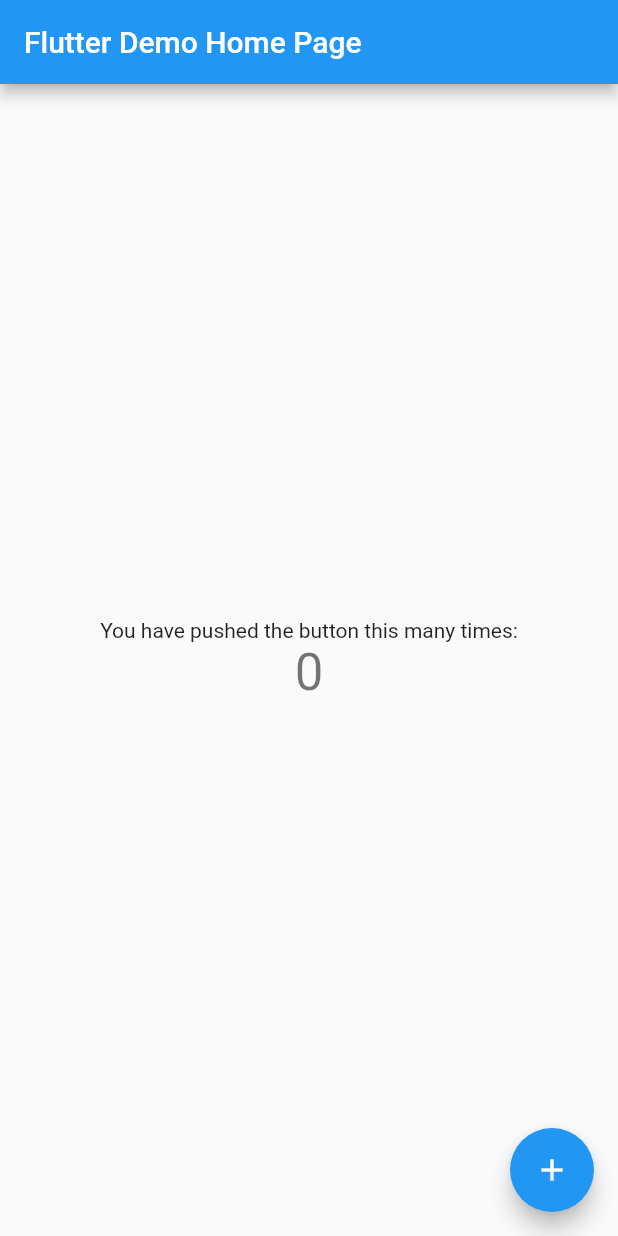
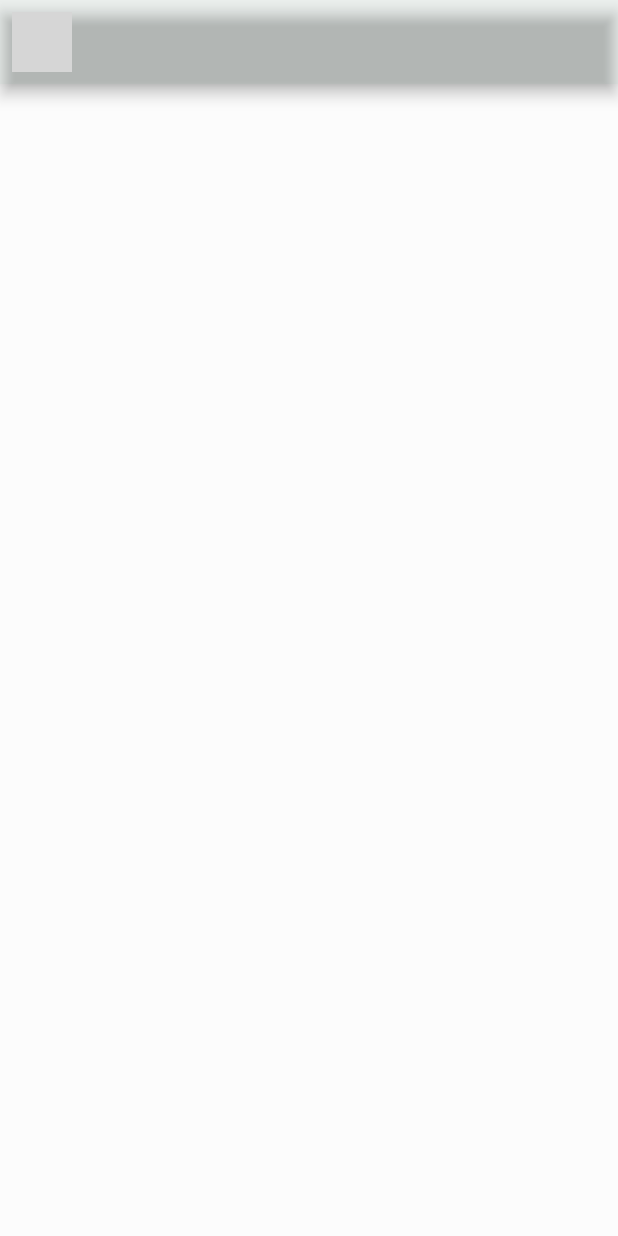
Before and after one commit to nmakucsd/COVID-19-App, a Flutter app: the screen it shows after launch, on a phone screen of 412 x 824 dp. Run offline on Flutter 3.47's test engine with Material 2 defaults, Android fonts, the phone set to English and light mode, and no system bars; our stand-ins replace flutter_svg; grey boxes are pictures that could not be loaded.

Commit message:
Add Initial Code
Having trouble importing SVG files

```diff
--- /dev/null
+++ b/covid_19/lib/constants.dart
@@ -0,0 +1,8 @@
+import 'package:flutter/material.dart';
+
+const kTextColor = Color(0xFF1E2432);
+const kTextMediumColor = Color(0xFF53627C);
+const kTextLightColor = Color(0xFFACB1C0);
+const kPrimaryColor = Color(0xFF0D8E53);
+const kBackgroundColor = Color(0xFFFCFCFC);
+const kInactiveChartColor = Color(0xFFEAECEF);
--- a/covid_19/lib/main.dart
+++ b/covid_19/lib/main.dart
@@ -1,4 +1,8 @@
 import 'package:flutter/material.dart';
+
+
+import 'package:covid_19/constants.dart';
+import 'package:covid_19/screens/home_screen.dart';
 
 void main() {
   runApp(MyApp());
@@ -9,109 +13,15 @@ class MyApp extends StatelessWidget {
   @override
   Widget build(BuildContext context) {
     return MaterialApp(
-      title: 'Flutter Demo',
+      debugShowCheckedModeBanner: false,
+      title: 'Covid-19 App',
       theme: ThemeData(
-        // This is the theme of your application.
-        //
-        // Try running your application with "flutter run". You'll see the
-        // application has a blue toolbar. Then, without quitting the app, try
-        // changing the primarySwatch below to Colors.green and then invoke
-        // "hot reload" (press "r" in the console where you ran "flutter run",
-        // or simply save your changes to "hot reload" in a Flutter IDE).
-        // Notice that the counter didn't reset back to zero; the application
-        // is not restarted.
-        primarySwatch: Colors.blue,
-        // This makes the visual density adapt to the platform that you run
-        // the app on. For desktop platforms, the controls will be smaller and
-        // closer together (more dense) than on mobile platforms.
-        visualDensity: VisualDensity.adaptivePlatformDensity,
+        primaryColor: kPrimaryColor,
+        scaffoldBackgroundColor: kBackgroundColor,
+        textTheme: Theme.of(context).textTheme.apply(displayColor: kTextColor),
       ),
-      home: MyHomePage(title: 'Flutter Demo Home Page'),
+      home: HomeScreen(),
+
     );
   }
 }
-
-class MyHomePage extends StatefulWidget {
-  MyHomePage({Key key, this.title}) : super(key: key);
-
-  // This widget is the home page of your application. It is stateful, meaning
-  // that it has a State object (defined below) that contains fields that affect
-  // how it looks.
-
-  // This class is the configuration for the state. It holds the values (in this
-  // case the title) provided by the parent (in this case the App widget) and
-  // used by the build method of the State. Fields in a Widget subclass are
-  // always marked "final".
-
-  final String title;
-
-  @override
-  _MyHomePageState createState() => _MyHomePageState();
-}
-
-class _MyHomePageState extends State<MyHomePage> {
-  int _counter = 0;
-
-  void _incrementCounter() {
-    setState(() {
-      // This call to setState tells the Flutter framework that something has
-      // changed in this State, which causes it to rerun the build method below
-      // so that the display can reflect the updated values. If we changed
-      // _counter without calling setState(), then the build method would not be
-      // called again, and so nothing would appear to happen.
-      _counter++;
-    });
-  }
-
-  @override
-  Widget build(BuildContext context) {
-    // This method is rerun every time setState is called, for instance as done
-    // by the _incrementCounter method above.
-    //
-    // The Flutter framework has been optimized to make rerunning build methods
-    // fast, so that you can just rebuild anything that needs updating rather
-    // than having to individually change instances of widgets.
-    return Scaffold(
-      appBar: AppBar(
-        // Here we take the value from the MyHomePage object that was created by
-        // the App.build method, and use it to set our appbar title.
-        title: Text(widget.title),
-      ),
-      body: Center(
-        // Center is a layout widget. It takes a single child and positions it
-        // in the middle of the parent.
-        child: Column(
-          // Column is also a layout widget. It takes a list of children and
-          // arranges them vertically. By default, it sizes itself to fit its
-          // children horizontally, and tries to be as tall as its parent.
-          //
-          // Invoke "debug painting" (press "p" in the console, choose the
-          // "Toggle Debug Paint" action from the Flutter Inspector in Android
-          // Studio, or the "Toggle Debug Paint" command in Visual Studio Code)
-          // to see the wireframe for each widget.
-          //
-          // Column has various properties to control how it sizes itself and
-          // how it positions its children. Here we use mainAxisAlignment to
-          // center the children vertically; the main axis here is the vertical
-          // axis because Columns are vertical (the cross axis would be
-          // horizontal).
-          mainAxisAlignment: MainAxisAlignment.center,
-          children: <Widget>[
-            Text(
-              'You have pushed the button this many times:',
-            ),
-            Text(
-              '$_counter',
-              style: Theme.of(context).textTheme.headline4,
-            ),
-          ],
-        ),
-      ),
-      floatingActionButton: FloatingActionButton(
-        onPressed: _incrementCounter,
-        tooltip: 'Increment',
-        child: Icon(Icons.add),
-      ), // This trailing comma makes auto-formatting nicer for build methods.
-    );
-  }
-}
--- /dev/null
+++ b/covid_19/lib/screens/home_screen.dart
@@ -0,0 +1,17 @@
+import 'package:covid_19/constants.dart';
+import 'package:flutter/material.dart';
+import 'package:flutter_svg/flutter_svg.dart';
+
+class HomeScreen extends StatelessWidget {
+  @override
+  Widget build(BuildContext context) {
+    return Scaffold(
+      appBar: AppBar(
+          backgroundColor:  kPrimaryColor.withOpacity(.03),
+          leading: IconButton(
+        icon: SvgPicture.asset("covid_19/assets/menu.svg"),
+        onPressed: () {},
+      )),
+    );
+  }
+}
--- a/covid_19/pubspec.yaml
+++ b/covid_19/pubspec.yaml
@@ -23,6 +23,7 @@ environment:
 dependencies:
   flutter:
     sdk: flutter
+  flutter_svg: ^0.17.4
 
 
   # The following adds the Cupertino Icons font to your application.
@@ -45,8 +46,9 @@ flutter:
   uses-material-design: true
 
   # To add assets to your application, add an assets section, like this:
-  # assets:
-  #   - images/a_dot_burr.jpeg
+  assets:
+    - assets/cow.png
+    - assets/menu.svg
   #   - images/a_dot_ham.jpeg
 
   # An image asset can refer to one or more resolution-specific "variants", see
```
Also changed, not shown: covid_19/assets/Clean_Disinfect.svg (renamed from covid_19/assets/icons/Clean_Disinfect.svg), covid_19/assets/cow.png (added), covid_19/assets/hand_wash.svg (renamed from covid_19/assets/icons/hand_wash.svg), covid_19/assets/increase.svg (renamed from covid_19/assets/icons/increase.svg), covid_19/assets/list-24px.svg (added), covid_19/assets/map.svg (renamed from covid_19/assets/icons/map.svg), covid_19/assets/menu.svg (renamed from covid_19/assets/icons/menu.svg), covid_19/assets/more.svg (renamed from covid_19/assets/icons/more.svg), covid_19/assets/nurse.svg (renamed from covid_19/assets/icons/nurse.svg), covid_19/assets/running.svg (renamed from covid_19/assets/icons/running.svg), covid_19/assets/search-24px.svg (added), covid_19/assets/search.svg (renamed from covid_19/assets/icons/search.svg), covid_19/assets/use_mask.svg (renamed from covid_19/assets/icons/use_mask.svg), covid_19/assets/virus.svg (renamed from covid_19/assets/icons/virus.svg), 1 more files, 2 other files.
